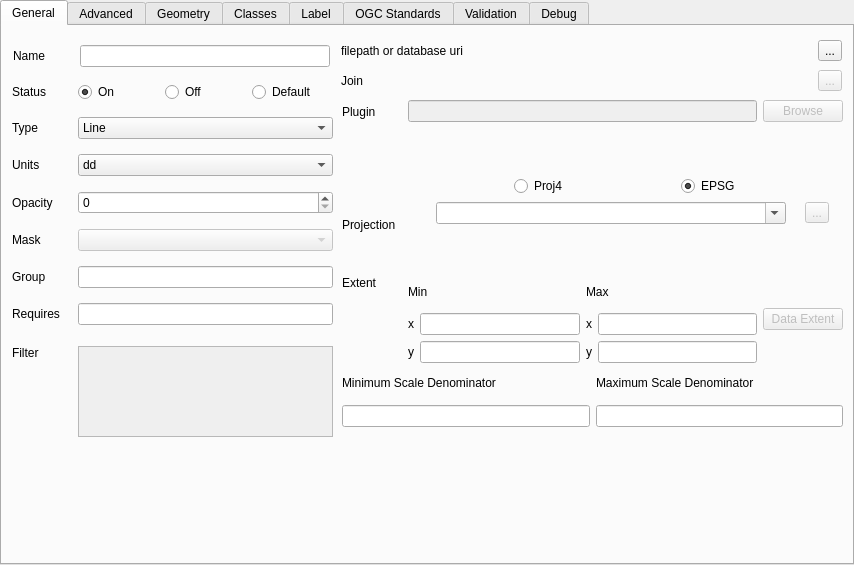
Qt form layersettingsvector.ui (QMapfileEditor/QMapfileEditor) before a commit.
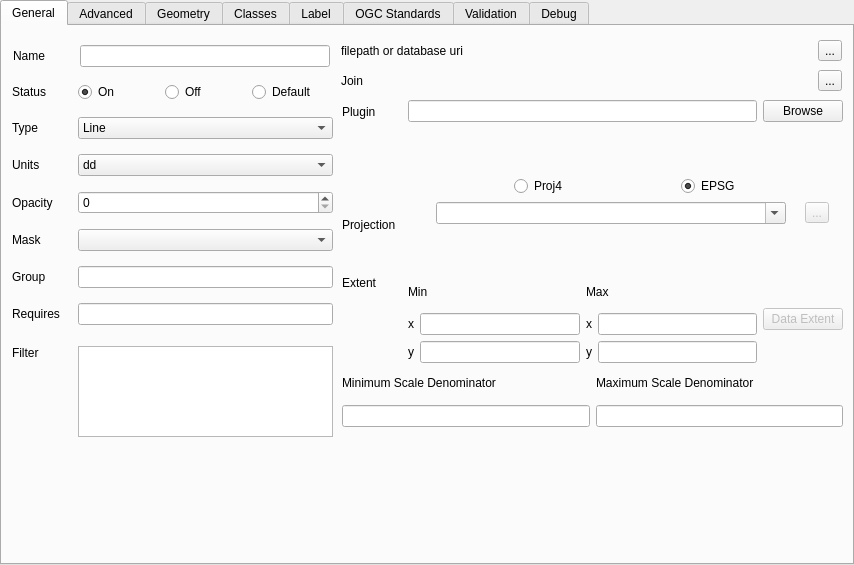
The same form after that commit. Icons and pictures are not drawn.

Patch:
```diff
--- a/layersettingsvector.ui
+++ b/layersettingsvector.ui
@@ -308,7 +308,7 @@
        <item>
         <widget class="QComboBox" name="mf_mask_box">
          <property name="enabled">
-          <bool>false</bool>
+          <bool>true</bool>
          </property>
         </widget>
        </item>
@@ -525,7 +525,7 @@
      <item>
       <widget class="QTextEdit" name="mf_filter_edit">
        <property name="enabled">
-        <bool>false</bool>
+        <bool>true</bool>
        </property>
       </widget>
      </item>
@@ -603,14 +603,14 @@
      <item>
       <widget class="QLineEdit" name="mf_plugin_edit">
        <property name="enabled">
-        <bool>false</bool>
+        <bool>true</bool>
        </property>
       </widget>
      </item>
      <item>
       <widget class="QPushButton" name="mf_browse_Button">
        <property name="enabled">
-        <bool>false</bool>
+        <bool>true</bool>
        </property>
        <property name="text">
         <string>Browse</string>
@@ -831,7 +831,7 @@
      <item>
       <widget class="QToolButton" name="layer_join_tool">
        <property name="enabled">
-        <bool>false</bool>
+        <bool>true</bool>
        </property>
        <property name="text">
         <string>...</string>
```
